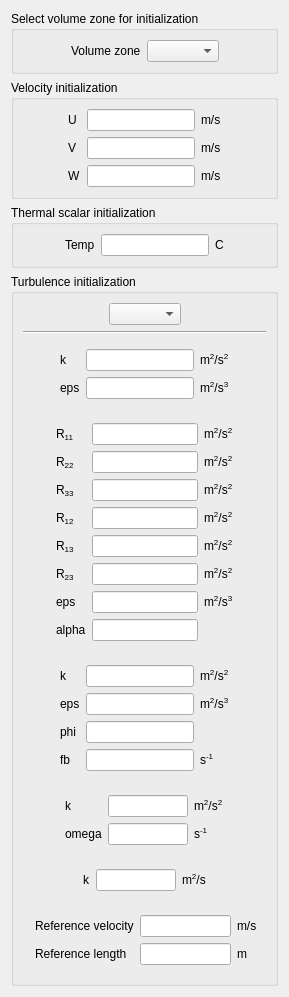
code-saturne/code_saturne, file gui/Pages/InitializationForm.ui: the form before one commit.
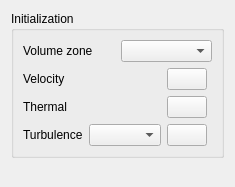
The form after the commit. Icons and pictures are not drawn.

Commit message: use MEI to initialize turbulence, velocity and thermal variables by zone

What changed in the file:
```diff
--- a/gui/Pages/InitializationForm.ui
+++ b/gui/Pages/InitializationForm.ui
@@ -6,910 +6,199 @@
    <rect>
     <x>0</x>
     <y>0</y>
-    <width>289</width>
-    <height>953</height>
+    <width>235</width>
+    <height>187</height>
    </rect>
   </property>
   <property name="windowTitle">
    <string>Form</string>
   </property>
-  <layout class="QGridLayout" name="gridLayout_4">
+  <layout class="QGridLayout" name="gridLayout_3">
    <item row="0" column="0">
     <widget class="QGroupBox" name="groupBoxZone">
      <property name="title">
-      <string>Select volume zone for initialization</string>
+      <string>Initialization</string>
      </property>
-     <layout class="QHBoxLayout">
-      <item>
-       <spacer>
-        <property name="orientation">
-         <enum>Qt::Horizontal</enum>
-        </property>
-        <property name="sizeHint" stdset="0">
-         <size>
-          <width>16</width>
-          <height>16</height>
-         </size>
-        </property>
-       </spacer>
-      </item>
-      <item>
-       <layout class="QHBoxLayout">
-        <item>
-         <widget class="QLabel" name="labelZone">
-          <property name="text">
-           <string>Volume zone</string>
-          </property>
-         </widget>
-        </item>
-        <item>
-         <widget class="QComboBox" name="comboBoxZone"/>
-        </item>
-       </layout>
-      </item>
-      <item>
-       <spacer>
-        <property name="orientation">
-         <enum>Qt::Horizontal</enum>
-        </property>
-        <property name="sizeHint" stdset="0">
-         <size>
-          <width>20</width>
-          <height>20</height>
-         </size>
-        </property>
-       </spacer>
-      </item>
-     </layout>
-    </widget>
-   </item>
-   <item row="1" column="0">
-    <widget class="QGroupBox" name="groupBoxVelocity">
-     <property name="title">
-      <string>Velocity initialization</string>
-     </property>
-     <layout class="QHBoxLayout">
-      <item>
-       <spacer>
-        <property name="orientation">
-         <enum>Qt::Horizontal</enum>
-        </property>
-        <property name="sizeHint" stdset="0">
-         <size>
-          <width>20</width>
-          <height>20</height>
-         </size>
-        </property>
-       </spacer>
-      </item>
-      <item>
-       <layout class="QVBoxLayout">
-        <item>
-         <widget class="QLabel" name="label_U">
-          <property name="text">
-           <string>U</string>
-          </property>
-         </widget>
-        </item>
-        <item>
-         <widget class="QLabel" name="label_V">
-          <property name="text">
-           <string>V</string>
-          </property>
-         </widget>
-        </item>
-        <item>
-         <widget class="QLabel" name="label_W">
-          <property name="text">
-           <string>W</string>
-          </property>
-         </widget>
-        </item>
-       </layout>
-      </item>
-      <item>
-       <layout class="QGridLayout">
-        <item row="0" column="0">
-         <widget class="QLineEdit" name="lineEditU"/>
-        </item>
-        <item row="0" column="1">
-         <widget class="QLabel" name="labelUnitU">
-          <property name="text">
-           <string>m/s</string>
-          </property>
-         </widget>
-        </item>
-        <item row="1" column="0">
-         <widget class="QLineEdit" name="lineEditV"/>
-        </item>
-        <item row="1" column="1">
-         <widget class="QLabel" name="labelUnitV">
-          <property name="text">
-           <string>m/s</string>
-          </property>
-         </widget>
-        </item>
-        <item row="2" column="0">
-         <widget class="QLineEdit" name="lineEditW"/>
-        </item>
-        <item row="2" column="1">
-         <widget class="QLabel" name="labelUnitW">
-          <property name="text">
-           <string>m/s</string>
-          </property>
-         </widget>
-        </item>
-       </layout>
-      </item>
-      <item>
-       <spacer>
-        <property name="orientation">
-         <enum>Qt::Horizontal</enum>
-        </property>
-        <property name="sizeHint" stdset="0">
-         <size>
-          <width>16</width>
-          <height>16</height>
-         </size>
-        </property>
-       </spacer>
-      </item>
-     </layout>
-    </widget>
-   </item>
-   <item row="2" column="0">
-    <widget class="QGroupBox" name="groupBoxThermal">
-     <property name="title">
-      <string>Thermal scalar initialization</string>
-     </property>
-     <layout class="QHBoxLayout">
-      <item>
-       <spacer>
-        <property name="orientation">
-         <enum>Qt::Horizontal</enum>
-        </property>
-        <property name="sizeHint" stdset="0">
-         <size>
-          <width>20</width>
-          <height>20</height>
-         </size>
-        </property>
-       </spacer>
-      </item>
-      <item>
-       <layout class="QHBoxLayout">
-        <item>
-         <widget class="QLabel" name="labelThermal">
-          <property name="text">
-           <string>Temp</string>
-          </property>
-         </widget>
-        </item>
-        <item>
-         <widget class="QLineEdit" name="lineEditThermal"/>
-        </item>
-        <item>
-         <widget class="QLabel" name="labelUnitThermal">
-          <property name="text">
-           <string>C</string>
-          </property>
-         </widget>
-        </item>
-       </layout>
-      </item>
-      <item>
-       <spacer>
-        <property name="orientation">
-         <enum>Qt::Horizontal</enum>
-        </property>
-        <property name="sizeHint" stdset="0">
-         <size>
-          <width>16</width>
-          <height>21</height>
-         </size>
-        </property>
-       </spacer>
-      </item>
-     </layout>
-    </widget>
-   </item>
-   <item row="3" column="0">
-    <widget class="QGroupBox" name="groupBoxTurbulence">
-     <property name="title">
-      <string>Turbulence initialization</string>
-     </property>
-     <layout class="QGridLayout" name="gridLayout_3">
+     <layout class="QGridLayout" name="gridLayout_2">
       <item row="0" column="0">
-       <layout class="QHBoxLayout">
+       <layout class="QVBoxLayout" name="verticalLayout">
         <item>
-         <spacer>
-          <property name="orientation">
-           <enum>Qt::Horizontal</enum>
-          </property>
-          <property name="sizeHint" stdset="0">
-           <size>
-            <width>16</width>
-            <height>16</height>
-           </size>
-          </property>
-         </spacer>
+         <layout class="QHBoxLayout" name="horizontalLayout_2">
+          <item>
+           <widget class="QLabel" name="labelZone">
+            <property name="text">
+             <string>Volume zone</string>
+            </property>
+           </widget>
+          </item>
+          <item>
+           <widget class="QComboBox" name="comboBoxZone"/>
+          </item>
+         </layout>
         </item>
         <item>
-         <widget class="QComboBox" name="comboBoxTurbulence"/>
-        </item>
-        <item>
-         <spacer>
-          <property name="orientation">
-           <enum>Qt::Horizontal</enum>
-          </property>
-          <property name="sizeHint" stdset="0">
-           <size>
-            <width>20</width>
-            <height>20</height>
-           </size>
-          </property>
-         </spacer>
+         <layout class="QGridLayout" name="gridLayout">
+          <item row="0" column="0">
+           <widget class="QLabel" name="labelVelocity">
+            <property name="text">
+             <string>Velocity</string>
+            </property>
+           </widget>
+          </item>
+          <item row="0" column="1">
+           <spacer name="spacer_5">
+            <property name="orientation">
+             <enum>Qt::Horizontal</enum>
+            </property>
+            <property name="sizeHint" stdset="0">
+             <size>
+              <width>13</width>
+              <height>20</height>
+             </size>
+            </property>
+           </spacer>
+          </item>
+          <item row="0" column="2">
+           <widget class="QPushButton" name="pushButtonVelocity">
+            <property name="text">
+             <string/>
+            </property>
+            <property name="icon">
+             <iconset resource="resources_pages.qrc">
+              <normaloff>:/new/prefix1/icons/22x22/edit-find-replace.png</normaloff>:/new/prefix1/icons/22x22/edit-find-replace.png</iconset>
+            </property>
+            <property name="iconSize">
+             <size>
+              <width>22</width>
+              <height>22</height>
+             </size>
+            </property>
+           </widget>
+          </item>
+          <item row="0" column="3">
+           <spacer name="spacer_2">
+            <property name="orientation">
+             <enum>Qt::Horizontal</enum>
+            </property>
+            <property name="sizeHint" stdset="0">
+             <size>
+              <width>13</width>
+              <height>20</height>
+             </size>
+            </property>
+           </spacer>
+          </item>
+          <item row="1" column="0">
+           <widget class="QLabel" name="labelThermal">
+            <property name="text">
+             <string>Thermal</string>
+            </property>
+           </widget>
+          </item>
+          <item row="1" column="1">
+           <spacer name="spacer_6">
+            <property name="orientation">
+             <enum>Qt::Horizontal</enum>
+            </property>
+            <property name="sizeHint" stdset="0">
+             <size>
+              <width>13</width>
+              <height>20</height>
+             </size>
+            </property>
+           </spacer>
+          </item>
+          <item row="1" column="2">
+           <widget class="QPushButton" name="pushButtonThermal">
+            <property name="text">
+             <string/>
+            </property>
+            <property name="icon">
+             <iconset resource="resources_pages.qrc">
+              <normaloff>:/new/prefix1/icons/22x22/edit-find-replace.png</normaloff>:/new/prefix1/icons/22x22/edit-find-replace.png</iconset>
+            </property>
+            <property name="iconSize">
+             <size>
+              <width>22</width>
+              <height>22</height>
+             </size>
+            </property>
+           </widget>
+          </item>
+          <item row="1" column="3">
+           <spacer name="spacer_3">
+            <property name="orientation">
+             <enum>Qt::Horizontal</enum>
+            </property>
+            <property name="sizeHint" stdset="0">
+             <size>
+              <width>13</width>
+              <height>20</height>
+             </size>
+            </property>
+           </spacer>
+          </item>
+          <item row="2" column="0">
+           <widget class="QLabel" name="labelTurbulence">
+            <property name="text">
+             <string>Turbulence</string>
+            </property>
+           </widget>
+          </item>
+          <item row="2" column="1">
+           <widget class="QComboBox" name="comboBoxTurbulence"/>
+          </item>
+          <item row="2" column="2">
+           <widget class="QPushButton" name="pushButtonTurbulence">
+            <property name="text">
+             <string/>
+            </property>
+            <property name="icon">
+             <iconset resource="resources_pages.qrc">
+              <normaloff>:/new/prefix1/icons/22x22/edit-find-replace.png</normaloff>:/new/prefix1/icons/22x22/edit-find-replace.png</iconset>
+            </property>
+            <property name="iconSize">
+             <size>
+              <width>22</width>
+              <height>22</height>
+             </size>
+            </property>
+           </widget>
+          </item>
+          <item row="2" column="3">
+           <spacer name="spacer_4">
+            <property name="orientation">
+             <enum>Qt::Horizontal</enum>
+            </property>
+            <property name="sizeHint" stdset="0">
+             <size>
+              <width>13</width>
+              <height>20</height>
+             </size>
+            </property>
+           </spacer>
+          </item>
+         </layout>
         </item>
        </layout>
       </item>
-      <item row="1" column="0">
-       <widget class="Line" name="line">
+      <item row="0" column="1">
+       <spacer>
         <property name="orientation">
          <enum>Qt::Horizontal</enum>
         </property>
-       </widget>
-      </item>
-      <item row="2" column="0">
-       <widget class="QFrame" name="frameKeps">
-        <property name="frameShape">
-         <enum>QFrame::NoFrame</enum>
+        <property name="sizeHint" stdset="0">
+         <size>
+          <width>3</width>
+          <height>17</height>
+         </size>
         </property>
-        <property name="frameShadow">
-         <enum>QFrame::Plain</enum>
-        </property>
-        <layout class="QGridLayout">
-         <item row="0" column="0">
-          <layout class="QHBoxLayout">
-           <item>
-            <spacer>
-             <property name="orientation">
-              <enum>Qt::Horizontal</enum>
-             </property>
-             <property name="sizeHint" stdset="0">
-              <size>
-               <width>20</width>
-               <height>21</height>
-              </size>
-             </property>
-            </spacer>
-           </item>
-           <item>
-            <layout class="QVBoxLayout">
-             <item>
-              <widget class="QLabel" name="labelKeps_k">
-               <property name="text">
-                <string>k</string>
-               </property>
-              </widget>
-             </item>
-             <item>
-              <widget class="QLabel" name="labelKeps_eps">
-               <property name="text">
-                <string>eps</string>
-               </property>
-              </widget>
-             </item>
-            </layout>
-           </item>
-           <item>
-            <layout class="QGridLayout">
-             <item row="0" column="0">
-              <widget class="QLineEdit" name="lineEditKeps_k"/>
-             </item>
-             <item row="0" column="1">
-              <widget class="QLabel" name="labelUnitKeps_k">
-               <property name="text">
-                <string>m&lt;sup&gt;2&lt;/sup&gt;/s&lt;sup&gt;2&lt;/sup&gt;</string>
-               </property>
-              </widget>
-             </item>
-             <item row="1" column="0">
-              <widget class="QLineEdit" name="lineEditKeps_eps"/>
-             </item>
-             <item row="1" column="1">
-              <widget class="QLabel" name="labelUnitKeps_eps">
-               <property name="text">
-                <string>m&lt;sup&gt;2&lt;/sup&gt;/s&lt;sup&gt;3&lt;/sup&gt;</string>
-               </property>
-              </widget>
-             </item>
-            </layout>
-           </item>
-           <item>
-            <spacer>
-             <property name="orientation">
-              <enum>Qt::Horizontal</enum>
-             </property>
-             <property name="sizeHint" stdset="0">
-              <size>
-               <width>16</width>
-               <height>16</height>
-              </size>
-             </property>
-            </spacer>
-           </item>
-          </layout>
-         </item>
-        </layout>
-       </widget>
-      </item>
-      <item row="3" column="0">
-       <widget class="QFrame" name="frameRij">
-        <property name="frameShape">
-         <enum>QFrame::NoFrame</enum>
-        </property>
-        <property name="frameShadow">
-         <enum>QFrame::Raised</enum>
-        </property>
-        <layout class="QGridLayout" name="gridLayout_2">
-         <item row="0" column="0">
-          <spacer>
-           <property name="orientation">
-            <enum>Qt::Horizontal</enum>
-           </property>
-           <property name="sizeHint" stdset="0">
-            <size>
-             <width>27</width>
-             <height>20</height>
-            </size>
-           </property>
-          </spacer>
-         </item>
-         <item row="0" column="1">
-          <layout class="QVBoxLayout" name="verticalLayout">
-           <item>
-            <widget class="QLabel" name="labelR11">
-             <property name="text">
-              <string>R&lt;sub&gt;11&lt;/sub&gt;</string>
-             </property>
-            </widget>
-           </item>
-           <item>
-            <widget class="QLabel" name="labelR22">
-             <property name="text">
-              <string>R&lt;sub&gt;22&lt;/sub&gt;</string>
-             </property>
-            </widget>
-           </item>
-           <item>
-            <widget class="QLabel" name="labelR33">
-             <property name="text">
-              <string>R&lt;sub&gt;33&lt;/sub&gt;</string>
-             </property>
-            </widget>
-           </item>
-           <item>
-            <widget class="QLabel" name="labelR12">
-             <property name="text">
-              <string>R&lt;sub&gt;12&lt;/sub&gt;</string>
-             </property>
-            </widget>
-           </item>
-           <item>
-            <widget class="QLabel" name="labelR13">
-             <property name="text">
-              <string>R&lt;sub&gt;13&lt;/sub&gt;</string>
-             </property>
-            </widget>
-           </item>
-           <item>
-            <widget class="QLabel" name="labelR23">
-             <property name="text">
-              <string>R&lt;sub&gt;23&lt;/sub&gt;</string>
-             </property>
-            </widget>
-           </item>
-           <item>
-            <widget class="QLabel" name="labelRijEps">
-             <property name="text">
-              <string>eps</string>
-             </property>
-            </widget>
-           </item>
-           <item>
-            <widget class="QLabel" name="labelRijalpha">
-             <property name="text">
-              <string>alpha</string>
-             </property>
-            </widget>
-           </item>
-          </layout>
-         </item>
-         <item row="0" column="2">
-          <layout class="QGridLayout" name="gridLayout">
-           <item row="0" column="0">
-            <widget class="QLineEdit" name="lineEditR11"/>
-           </item>
-           <item row="0" column="1">
-            <widget class="QLabel" name="labelUnitR11">
-             <property name="text">
-              <string>m&lt;sup&gt;2&lt;/sup&gt;/s&lt;sup&gt;2&lt;/sup&gt;</string>
-             </property>
-            </widget>
-           </item>
-           <item row="1" column="0">
-            <widget class="QLineEdit" name="lineEditR22"/>
-           </item>
-           <item row="1" column="1">
-            <widget class="QLabel" name="labelUnitR22">
-             <property name="text">
-              <string>m&lt;sup&gt;2&lt;/sup&gt;/s&lt;sup&gt;2&lt;/sup&gt;</string>
-             </property>
-            </widget>
-           </item>
-           <item row="2" column="0">
-            <widget class="QLineEdit" name="lineEditR33"/>
-           </item>
-           <item row="2" column="1">
-            <widget class="QLabel" name="labelUnitR33">
-             <property name="text">
-              <string>m&lt;sup&gt;2&lt;/sup&gt;/s&lt;sup&gt;2&lt;/sup&gt;</string>
-             </property>
-            </widget>
-           </item>
-           <item row="3" column="0">
-            <widget class="QLineEdit" name="lineEditR12"/>
-           </item>
-           <item row="3" column="1">
-            <widget class="QLabel" name="labelUnitR12">
-             <property name="text">
-              <string>m&lt;sup&gt;2&lt;/sup&gt;/s&lt;sup&gt;2&lt;/sup&gt;</string>
-             </property>
-            </widget>
-           </item>
-           <item row="4" column="0">
-            <widget class="QLineEdit" name="lineEditR13"/>
-           </item>
-           <item row="4" column="1">
-            <widget class="QLabel" name="labelUnitR13">
-             <property name="text">
-              <string>m&lt;sup&gt;2&lt;/sup&gt;/s&lt;sup&gt;2&lt;/sup&gt;</string>
-             </property>
-            </widget>
-           </item>
-           <item row="5" column="0">
-            <widget class="QLineEdit" name="lineEditR23"/>
-           </item>
-           <item row="5" column="1">
-            <widget class="QLabel" name="labelUnitR23">
-             <property name="text">
-              <string>m&lt;sup&gt;2&lt;/sup&gt;/s&lt;sup&gt;2&lt;/sup&gt;</string>
-             </property>
-            </widget>
-           </item>
-           <item row="6" column="0">
-            <widget class="QLineEdit" name="lineEditRijEps"/>
-           </item>
-           <item row="6" column="1">
-            <widget class="QLabel" name="labelUnitRijEps">
-             <property name="text">
-              <string>m&lt;sup&gt;2&lt;/sup&gt;/s&lt;sup&gt;3&lt;/sup&gt;</string>
-             </property>
-            </widget>
-           </item>
-           <item row="7" column="0">
-            <widget class="QLineEdit" name="lineEditRijalpha"/>
-           </item>
-           <item row="7" column="1">
-            <widget class="QLabel" name="labelUnitRijalpha">
-             <property name="text">
-              <string/>
-             </property>
-            </widget>
-           </item>
-          </layout>
-         </item>
-         <item row="0" column="3">
-          <spacer>
-           <property name="orientation">
-            <enum>Qt::Horizontal</enum>
-           </property>
-           <property name="sizeHint" stdset="0">
-            <size>
-             <width>26</width>
-             <height>16</height>
-            </size>
-           </property>
-          </spacer>
-         </item>
-        </layout>
-       </widget>
-      </item>
-      <item row="4" column="0">
-       <widget class="QFrame" name="framev2f">
-        <property name="frameShape">
-         <enum>QFrame::NoFrame</enum>
-        </property>
-        <property name="frameShadow">
-         <enum>QFrame::Raised</enum>
-        </property>
-        <layout class="QGridLayout">
-         <item row="0" column="0">
-          <layout class="QHBoxLayout">
-           <item>
-            <spacer>
-             <property name="orientation">
-              <enum>Qt::Horizontal</enum>
-             </property>
-             <property name="sizeHint" stdset="0">
-              <size>
-               <width>20</width>
-               <height>20</height>
-              </size>
-             </property>
-            </spacer>
-           </item>
-           <item>
-            <layout class="QVBoxLayout">
-             <item>
-              <widget class="QLabel" name="labelv2f_k">
-               <property name="text">
-                <string>k</string>
-               </property>
-              </widget>
-             </item>
-             <item>
-              <widget class="QLabel" name="labelv2f_eps">
-               <property name="text">
-                <string>eps</string>
-               </property>
-              </widget>
-             </item>
-             <item>
-              <widget class="QLabel" name="labelv2f_phi">
-               <property name="text">
-                <string>phi</string>
-               </property>
-              </widget>
-             </item>
-             <item>
-              <widget class="QLabel" name="labelv2f_fb">
-               <property name="text">
-                <string>fb</string>
-               </property>
-              </widget>
-             </item>
-            </layout>
-           </item>
-           <item>
-            <layout class="QGridLayout">
-             <item row="0" column="0">
-              <widget class="QLineEdit" name="lineEditv2f_k"/>
-             </item>
-             <item row="0" column="1">
-              <widget class="QLabel" name="labelUbitv2f_k">
-               <property name="text">
-                <string>m&lt;sup&gt;2&lt;/sup&gt;/s&lt;sup&gt;2&lt;/sup&gt;</string>
-               </property>
-              </widget>
-             </item>
-             <item row="1" column="0">
-              <widget class="QLineEdit" name="lineEditv2f_eps"/>
-             </item>
-             <item row="1" column="1">
-              <widget class="QLabel" name="labelUbitv2f_eps">
-               <property name="text">
-                <string>m&lt;sup&gt;2&lt;/sup&gt;/s&lt;sup&gt;3&lt;/sup&gt;</string>
-               </property>
-              </widget>
-             </item>
-             <item row="2" column="0">
-              <widget class="QLineEdit" name="lineEditv2f_phi"/>
-             </item>
-             <item row="3" column="0">
-              <widget class="QLineEdit" name="lineEditv2f_fb"/>
-             </item>
-             <item row="3" column="1">
-              <widget class="QLabel" name="labelUbitv2f_fb">
-               <property name="text">
-                <string>s&lt;sup&gt;-1&lt;/sup&gt;</string>
-               </property>
-              </widget>
-             </item>
-            </layout>
-           </item>
-           <item>
-            <spacer>
-             <property name="orientation">
-              <enum>Qt::Horizontal</enum>
-             </property>
-             <property name="sizeHint" stdset="0">
-              <size>
-               <width>20</width>
-               <height>20</height>
-              </size>
-             </property>
-            </spacer>
-           </item>
-          </layout>
-         </item>
-        </layout>
-       </widget>
-      </item>
-      <item row="5" column="0">
-       <widget class="QFrame" name="frameKomega">
-        <property name="frameShape">
-         <enum>QFrame::NoFrame</enum>
-        </property>
-        <property name="frameShadow">
-         <enum>QFrame::Raised</enum>
-        </property>
-        <layout class="QGridLayout">
-         <item row="0" column="0">
-          <layout class="QHBoxLayout">
-           <item>
-            <spacer>
-             <property name="orientation">
-              <enum>Qt::Horizontal</enum>
-             </property>
-             <property name="sizeHint" stdset="0">
-              <size>
-               <width>20</width>
-               <height>20</height>
-              </size>
-             </property>
-            </spacer>
-           </item>
-           <item>
-            <layout class="QVBoxLayout">
-             <item>
-              <widget class="QLabel" name="labelKomega_k">
-               <property name="text">
-                <string>k</string>
-               </property>
-              </widget>
-             </item>
-             <item>
-              <widget class="QLabel" name="labelKomega_omega">
-               <property name="text">
-                <string>omega</string>
-               </property>
-              </widget>
-             </item>
-            </layout>
-           </item>
-           <item>
-            <layout class="QGridLayout">
-             <item row="0" column="0">
-              <widget class="QLineEdit" name="lineEditKomega_k">
-               <property name="maximumSize">
-                <size>
-                 <width>80</width>
-                 <height>16777215</height>
-                </size>
-               </property>
-              </widget>
-             </item>
-             <item row="0" column="1">
-              <widget class="QLabel" name="labelUnitKomega_k">
-               <property name="text">
-                <string>m&lt;sup&gt;2&lt;/sup&gt;/s&lt;sup&gt;2&lt;/sup&gt;</string>
-               </property>
-              </widget>
-             </item>
-             <item row="1" column="0">
-              <widget class="QLineEdit" name="lineEditKomega_omega">
-               <property name="maximumSize">
-                <size>
-                 <width>80</width>
-                 <height>16777215</height>
-                </size>
-               </property>
-              </widget>
-             </item>
-             <item row="1" column="1">
-              <widget class="QLabel" name="labelUnitKomega_omega">
-               <property name="text">
-                <string>s&lt;sup&gt;-1&lt;/sup&gt;</string>
-               </property>
-              </widget>
-             </item>
-            </layout>
-           </item>
-           <item>
-            <spacer>
-             <property name="orientation">
-              <enum>Qt::Horizontal</enum>
-             </property>
-             <property name="sizeHint" stdset="0">
-              <size>
-               <width>16</width>
-               <height>16</height>
-              </size>
-             </property>
-            </spacer>
-           </item>
-          </layout>
-         </item>
-        </layout>
-       </widget>
-      </item>
-      <item row="6" column="0">
-       <widget class="QFrame" name="frameSA">
-        <property name="frameShape">
-         <enum>QFrame::NoFrame</enum>
-        </property>
-        <property name="frameShadow">
-         <enum>QFrame::Raised</enum>
-        </property>
-        <layout class="QGridLayout">
-         <item row="0" column="0">
-          <layout class="QHBoxLayout">
-           <item>
-            <spacer>
-             <property name="orientation">
-              <enum>Qt::Horizontal</enum>
-             </property>
-             <property name="sizeHint" stdset="0">
-              <size>
-               <width>20</width>
-               <height>20</height>
-              </size>
-             </property>
-            </spacer>
-           </item>
-           <item>
-            <layout class="QVBoxLayout">
-             <item>
-              <widget class="QLabel" name="labelSA_nusa">
-               <property name="text">
-                <string>k</string>
-               </property>
-              </widget>
-             </item>
-            </layout>
-           </item>
-           <item>
-            <layout class="QGridLayout">
-             <item row="0" column="0">
-              <widget class="QLineEdit" name="lineEditSA_nusa">
-               <property name="maximumSize">
-                <size>
-                 <width>80</width>
-                 <height>16777215</height>
-                </size>
-               </property>
-              </widget>
-             </item>
-             <item row="0" column="1">
-              <widget class="QLabel" name="labelUnitSA_nusa">
-               <property name="text">
-                <string>&lt;!DOCTYPE HTML PUBLIC &quot;-//W3C//DTD HTML 4.0//EN&quot; &quot;http://www.w3.org/TR/REC-html40/strict.dtd&quot;&gt;
-&lt;html&gt;&lt;head&gt;&lt;meta name=&quot;qrichtext&quot; content=&quot;1&quot; /&gt;&lt;style type=&quot;text/css&quot;&gt;
-p, li { white-space: pre-wrap; }
-&lt;/style&gt;&lt;/head&gt;&lt;body style=&quot; font-family:'DejaVu Sans'; font-size:9pt; font-weight:400; font-style:normal;&quot;&gt;
-&lt;p style=&quot; margin-top:0px; margin-bottom:0px; margin-left:0px; margin-right:0px; -qt-block-indent:0; text-indent:0px;&quot;&gt;m&lt;span style=&quot; vertical-align:super;&quot;&gt;2&lt;/span&gt;/s&lt;/p&gt;&lt;/body&gt;&lt;/html&gt;</string>
-               </property>
-              </widget>
-             </item>
-            </layout>
-           </item>
-           <item>
-            <spacer>
-             <property name="orientation">
-              <enum>Qt::Horizontal</enum>
-             </property>
-             <property name="sizeHint" stdset="0">
-              <size>
-               <width>16</width>
-               <height>16</height>
-              </size>
-             </property>
-            </spacer>
-           </item>
-          </layout>
-         </item>
-        </layout>
-       </widget>
-      </item>
-      <item row="7" column="0">
-       <widget class="QFrame" name="frameReference">
-        <property name="frameShape">
-         <enum>QFrame::NoFrame</enum>
-        </property>
-        <property name="frameShadow">
-         <enum>QFrame::Raised</enum>
-        </property>
-        <layout class="QGridLayout">
-         <item row="0" column="0">
-          <layout class="QHBoxLayout">
-           <item>
-            <spacer>
-             <property name="orientation">
-              <enum>Qt::Horizontal</enum>
-             </property>
-             <property name="sizeHint" stdset="0">
-              <size>
-               <width>20</width>
-               <height>20</height>
-              </size>
-             </property>
-            </spacer>
-           </item>
-           <item>
-            <layout class="QGridLayout">
-             <item row="0" column="0">
-              <widget class="QLabel" name="labelRefVelocity">
-               <property name="toolTip">
-                <string>Code_Saturne key word: UREF</string>
-               </property>
-               <property name="text">
-                <string>Reference velocity</string>
-               </property>
-              </widget>
-             </item>
-             <item row="0" column="1">
-              <widget class="QLineEdit" name="lineEditRefVelocity">
-               <property name="toolTip">
-                <string>Code_Saturne key word: UREF</string>
-               </property>
-              </widget>
-             </item>
-             <item row="0" column="2">
-              <widget class="QLabel" name="labelUnitRefVelocity">
-               <property name="text">
-                <string>m/s</string>
-               </property>
-              </widget>
-             </item>
-             <item row="1" column="0">
-              <widget class="QLabel" name="labelRefLength">
-               <property name="toolTip">
-                <string>Code_Saturne key word: ALMAX</string>
-               </property>
-               <property name="text">
-                <string>Reference length</string>
-               </property>
-              </widget>
-             </item>
-             <item row="1" column="1">
-              <widget class="QLineEdit" name="lineEditRefLength">
-               <property name="toolTip">
-                <string>Code_Saturne key word: ALMAX</string>
-               </property>
-              </widget>
-             </item>
-             <item row="1" column="2">
-              <widget class="QLabel" name="labelUnitRefLength">
-               <property name="text">
-                <string>m</string>
-               </property>
-              </widget>
-             </item>
-            </layout>
-           </item>
-           <item>
-            <spacer>
-             <property name="orientation">
-              <enum>Qt::Horizontal</enum>
-             </property>
-             <property name="sizeHint" stdset="0">
-              <size>
-               <width>16</width>
-               <height>16</height>
-              </size>
-             </property>
-            </spacer>
-           </item>
-          </layout>
-         </item>
-        </layout>
-       </widget>
+       </spacer>
       </item>
      </layout>
     </widget>
    </item>
-   <item row="4" column="0">
+   <item row="1" column="0">
     <spacer>
      <property name="orientation">
       <enum>Qt::Vertical</enum>
```
Left out of the diff: 6 changed lines with no effect on the pictures. The commit also changes 9 other files.
